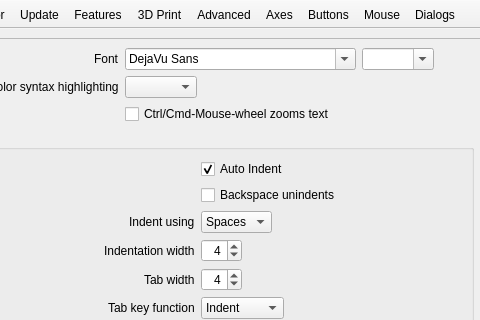
The window that src/gui/Preferences.ui (openscad/openscad) describes before a commit, drawn with Qt 5; both pictures show x 98 to 578 and y 0 to 320 of the 865 by 860 pixel window.
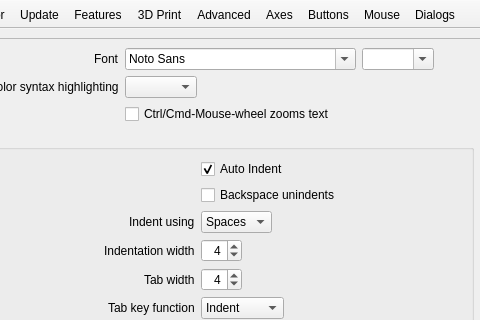
The same window after the commit. The open tabs and pages were chosen to show the change. Icons and pictures are not drawn. Custom widgets are drawn as their Qt base class.

Commit message: Saved with Qt6 Designer

What changed in the file:
```diff
--- a/src/gui/Preferences.ui
+++ b/src/gui/Preferences.ui
@@ -136,8 +136,8 @@
             <rect>
              <x>0</x>
              <y>0</y>
-             <width>668</width>
-             <height>953</height>
+             <width>578</width>
+             <height>933</height>
             </rect>
            </property>
            <layout class="QGridLayout" name="gridLayout_5">
@@ -637,7 +637,7 @@
                  <widget class="QFontComboBox" name="fontChooser">
                   <property name="currentFont">
                    <font>
-                    <family>DejaVu Sans</family>
+                    <family>Academy Engraved LET</family>
                     <pointsize>12</pointsize>
                    </font>
                   </property>
```
Left out of the diff: 24 changed lines with no effect on the pictures.
